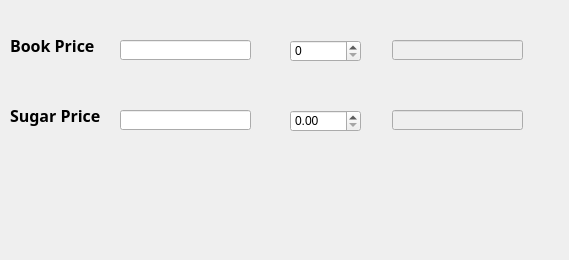
Qt form 8-SpinnerBox/dlgSpinner.ui (guajiropa/QT5_GUIParts) before a commit.
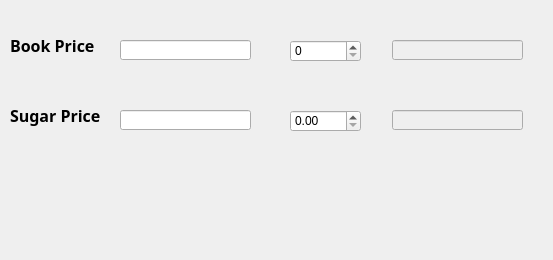
The same form after that commit.

Commit message: Mote work on the 'sugarResult' method of the SpinnerBox class

What changed in the file:
```diff
--- a/8-SpinnerBox/dlgSpinner.ui
+++ b/8-SpinnerBox/dlgSpinner.ui
@@ -6,7 +6,7 @@
    <rect>
     <x>0</x>
     <y>0</y>
-    <width>569</width>
+    <width>553</width>
     <height>260</height>
    </rect>
   </property>
@@ -58,10 +58,10 @@
   <widget class="QLabel" name="lblTotal">
    <property name="geometry">
     <rect>
-     <x>250</x>
-     <y>180</y>
-     <width>281</width>
-     <height>61</height>
+     <x>130</x>
+     <y>170</y>
+     <width>391</width>
+     <height>71</height>
     </rect>
    </property>
    <property name="font">
```
The commit also changes 2 other files.
